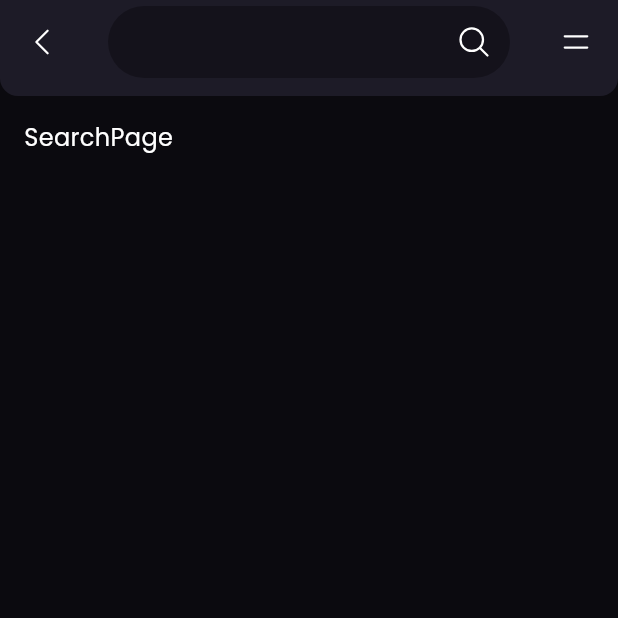
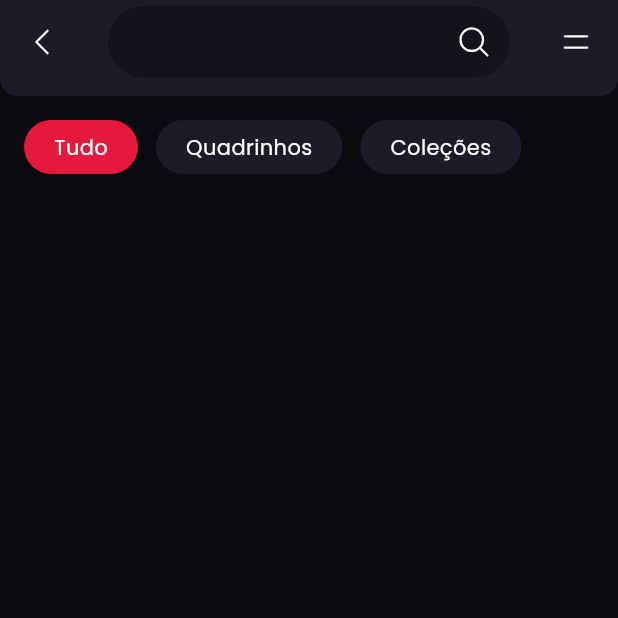
Before and after one commit to mikael-st/komik, a Flutter app: the SearchPage screen opened by its route, on a phone screen of 412 x 824 dp, the top half of it. Run offline on Flutter 3.47's test engine with Material 3 defaults, Android fonts, the phone set to English and light mode, and no system bars; our stand-ins replace google_fonts, heroicons.

Commit message:
feat: created filter to search specific type in SearchPage

```diff
--- a/lib/assets/typography.dart
+++ b/lib/assets/typography.dart
@@ -2,6 +2,11 @@ import 'package:flutter/material.dart';
 import 'package:komik/assets/palette.dart';
 
 class KomikTypography {
+  static TextStyle get base => TextStyle(
+    fontSize: 14,
+    color: Palette.white,
+  );
+
   static TextStyle get label => TextStyle(
     fontSize: 12,
     color: Palette.white,
--- a/lib/components/tool-bars/search_bar.dart
+++ b/lib/components/tool-bars/search_bar.dart
@@ -1,10 +1,8 @@
 import 'package:flutter/material.dart';
 import 'package:heroicons/heroicons.dart';
 import 'package:komik/assets/palette.dart';
-import 'package:komik/assets/typography.dart';
 import 'package:komik/components/buttons/go_back_btn.dart';
 import 'package:komik/components/buttons/menu_btn.dart';
-import 'package:komik/components/buttons/search_btn.dart';
 
 class SearchToolBar extends StatelessWidget implements PreferredSizeWidget {
   const SearchToolBar({super.key});
--- /dev/null
+++ b/lib/components/utils/checkboxes/check_mode.dart
@@ -0,0 +1,38 @@
+import 'package:flutter/material.dart';
+import 'package:komik/assets/palette.dart';
+import 'package:komik/assets/typography.dart';
+import 'package:komik/service/states/search_filter_type/search_filter_type.dart';
+
+class CheckMode extends StatelessWidget {
+  final SearchFilterType type;
+  final SearchFilterType group;
+  final String label;
+  final ValueChanged<SearchFilterType> onChanged;
+
+  const CheckMode({
+    super.key,
+    required this.label,
+    required this.type,
+    required this.group,
+    required this.onChanged,
+  });
+
+  @override
+  Widget build(BuildContext context) {
+    final bool checked = type == group;
+    return InkWell(
+      onTap: () {
+        onChanged(type);
+        print('type selected: ${type.value}');
+      },
+      child: Container(
+        padding: const EdgeInsets.symmetric(horizontal: 20, vertical: 8),
+        decoration: BoxDecoration(
+          color: checked ? Palette.details : Palette.items,
+          borderRadius: BorderRadius.circular(9999)
+        ),
+        child: Text(label, style: KomikTypography.base),
+      ),
+    );
+  }
+}
--- a/lib/pages/search_page.dart
+++ b/lib/pages/search_page.dart
@@ -1,9 +1,22 @@
 import 'package:flutter/material.dart';
-import 'package:komik/assets/typography.dart';
 import 'package:komik/components/tool-bars/search_bar.dart';
+import 'package:komik/components/utils/checkboxes/check_mode.dart';
+import 'package:komik/service/states/search_filter_type/search_filter_type.dart';
 
-class SearchPage extends StatelessWidget {
+class SearchPage extends StatefulWidget {
+
   const SearchPage({super.key});
+
+  @override
+  State<SearchPage> createState() => _SearchPageState();
+}
+
+class _SearchPageState extends State<SearchPage> {
+  void _onChangeType(SearchFilterType type){
+    setState(() {
+      SearchFilterTypeState.mode.value = type;
+    });
+  }
 
   @override
   Widget build(BuildContext context) {
@@ -14,9 +27,40 @@ class SearchPage extends StatelessWidget {
         margin: EdgeInsets.symmetric(vertical: 16, horizontal: 16),
         child: SingleChildScrollView(
           clipBehavior: Clip.none,
-          child: Text('SearchPage', style: KomikTypography.card_title)
+          child: Column(
+            spacing: 20,
+            children: [
+              _filter()
+            ],
+          )
         )
       ),
     );
   }
+
+  Widget _filter(){
+    return Row(
+      spacing: 12,
+      children: [
+        CheckMode(
+          label: 'Tudo',
+          type: SearchFilterType.all,
+          group: SearchFilterTypeState.mode.value,
+          onChanged: _onChangeType,
+        ),
+        CheckMode(
+          label: 'Quadrinhos',
+          type: SearchFilterType.comics,
+          group: SearchFilterTypeState.mode.value,
+          onChanged: _onChangeType,
+        ),
+        CheckMode(
+          label: 'Coleções',
+          type: SearchFilterType.collections,
+          group: SearchFilterTypeState.mode.value,
+          onChanged: _onChangeType,
+        )
+      ],
+    );
+  }
 }
--- /dev/null
+++ b/lib/service/states/search_filter_type/search_filter_type.dart
@@ -0,0 +1,14 @@
+import 'package:flutter/material.dart';
+
+enum SearchFilterType {
+  all(value: 'ALL'),
+  comics(value: 'COMICS'),
+  collections(value: 'COLLECTIONS');
+
+  final String value;
+  const SearchFilterType({required this.value});
+}
+
+class SearchFilterTypeState {
+  static final mode = ValueNotifier<SearchFilterType>(SearchFilterType.all);
+}
```
